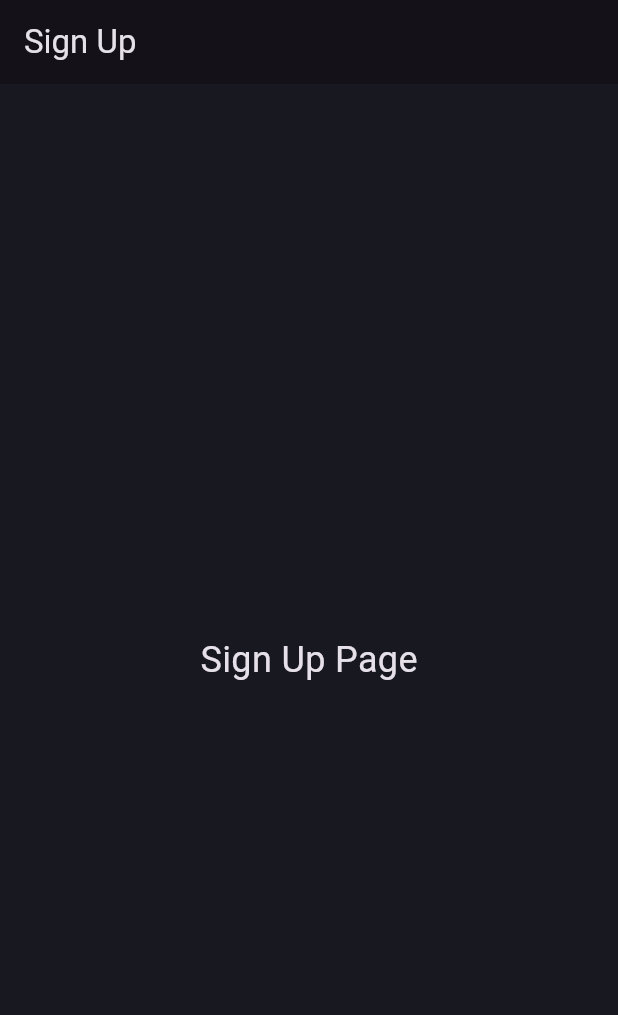
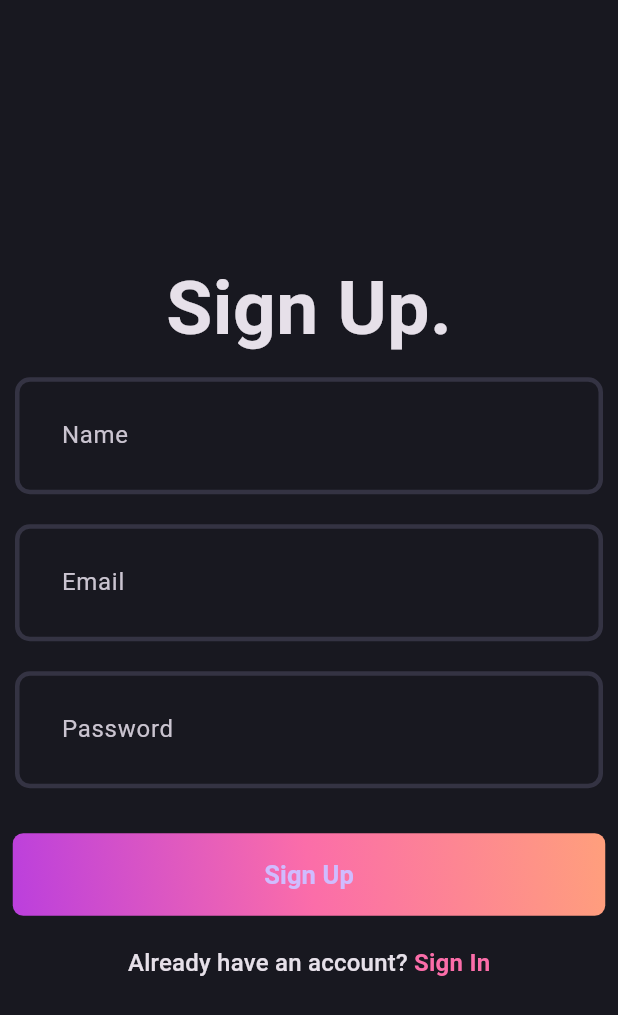
Before and after one commit to seven1106/Flutter-BLoC-TDD-Clean-Architecture, a Flutter app: the screen it shows after launch, on a phone screen of 412 x 824 dp. Shown: the top 1015 px of the screen. Run offline on Flutter 3.47's test engine with Material 3 defaults, Android fonts, the phone set to English and light mode, and no system bars.

Commit message:
Signup Page U

```diff
--- a/lib/core/theme/theme.dart
+++ b/lib/core/theme/theme.dart
@@ -2,8 +2,30 @@ import 'package:flutter/material.dart';
 import 'package:flutter_supabase_forums/core/theme/app_palette.dart';
 
 class AppTheme {
-  static final lightTheme = ThemeData.light();
-  static final darkTheme = ThemeData.dark().copyWith(
+  static _border([Color color = AppPalette.borderColor]) => OutlineInputBorder(
+    borderSide: BorderSide(
+      color: color,
+      width: 3,
+    ),
+    borderRadius: BorderRadius.circular(10),
+  );
+  static final darkThemeMode = ThemeData.dark().copyWith(
     scaffoldBackgroundColor: AppPalette.backgroundColor,
+    appBarTheme: const AppBarTheme(
+      backgroundColor: AppPalette.backgroundColor,
+    ),
+    chipTheme: const ChipThemeData(
+      color: MaterialStatePropertyAll(
+        AppPalette.backgroundColor,
+      ),
+      side: BorderSide.none,
+    ),
+    inputDecorationTheme: InputDecorationTheme(
+      contentPadding: const EdgeInsets.all(27),
+      border: _border(),
+      enabledBorder: _border(),
+      focusedBorder: _border(AppPalette.gradient2),
+      errorBorder: _border(AppPalette.errorColor),
+    ),
   );
 }
--- a/lib/features/auth/presentation/pages/sign_up_page.dart
+++ b/lib/features/auth/presentation/pages/sign_up_page.dart
@@ -1,4 +1,8 @@
 import 'package:flutter/material.dart';
+import 'package:flutter_supabase_forums/features/auth/presentation/widgets/auth_field.dart';
+
+import '../../../../core/theme/app_palette.dart';
+import '../widgets/auth_gradient_btn.dart';
 
 class SignUpPage extends StatefulWidget {
   const SignUpPage({Key? key}) : super(key: key);
@@ -8,18 +12,89 @@ class SignUpPage extends StatefulWidget {
 }
 
 class _SignUpPageState extends State<SignUpPage> {
+  final emailController = TextEditingController();
+  final passwordController = TextEditingController();
+  final nameController = TextEditingController();
+  final formKey = GlobalKey<FormState>();
+
+  @override
+  void dispose() {
+    emailController.dispose();
+    passwordController.dispose();
+    nameController.dispose();
+    super.dispose();
+  }
+
   @override
   Widget build(BuildContext context) {
     return Scaffold(
-      appBar: AppBar(
-        title: const Text('Sign Up'),
-      ),
-      body: const Center(
-        child: Text(
-          'Sign Up Page',
-          style: TextStyle(fontSize: 24),
+      body: Column(mainAxisAlignment: MainAxisAlignment.center, children: [
+        const Text(
+          'Sign Up.',
+          style: TextStyle(fontSize: 50, fontWeight: FontWeight.bold),
         ),
-      ),
+        Padding(
+          padding: const EdgeInsets.all(10),
+          child: Form(
+            key: formKey,
+            child: Column(
+              children: [
+                AuthField(
+                  hintText: 'Name',
+                  controller: nameController,
+                ),
+                const SizedBox(height: 20),
+                AuthField(
+                  hintText: 'Email',
+                  controller: emailController,
+                ),
+                const SizedBox(height: 20),
+                AuthField(
+                  hintText: 'Password',
+                  controller: passwordController,
+                  isObscureText: true,
+                ),
+              ],
+            ),
+          ),
+        ),
+        const SizedBox(height: 20),
+        AuthGradientBtn(
+          buttonText: 'Sign Up',
+          onPressed: () {
+            if (formKey.currentState!.validate()) {
+              // context.read<AuthBloc>().add(
+              //   AuthSignUp(
+              //     email: emailController.text.trim(),
+              //     password: passwordController.text.trim(),
+              //     name: nameController.text.trim(),
+              //   ),
+              // );
+            }
+          },
+        ),
+        const SizedBox(height: 20),
+        GestureDetector(
+          onTap: () {
+            // Navigator.push(context, LoginPage.route());
+          },
+          child: RichText(
+            text: TextSpan(
+              text: 'Already have an account? ',
+              style: Theme.of(context).textTheme.titleMedium,
+              children: [
+                TextSpan(
+                  text: 'Sign In',
+                  style: Theme.of(context).textTheme.titleMedium?.copyWith(
+                        color: AppPalette.gradient2,
+                        fontWeight: FontWeight.bold,
+                      ),
+                ),
+              ],
+            ),
+          ),
+        ),
+      ]),
     );
   }
 }
--- /dev/null
+++ b/lib/features/auth/presentation/widgets/auth_field.dart
@@ -0,0 +1,30 @@
+import 'package:flutter/material.dart';
+
+class AuthField extends StatelessWidget {
+  final String hintText;
+  final TextEditingController controller;
+  final bool isObscureText;
+  const AuthField({
+    super.key,
+    required this.hintText,
+    required this.controller,
+    this.isObscureText = false,
+  });
+
+  @override
+  Widget build(BuildContext context) {
+    return TextFormField(
+      controller: controller,
+      decoration: InputDecoration(
+        hintText: hintText,
+      ),
+      validator: (value) {
+        if (value!.isEmpty) {
+          return "$hintText is missing!";
+        }
+        return null;
+      },
+      obscureText: isObscureText,
+    );
+  }
+}
--- /dev/null
+++ b/lib/features/auth/presentation/widgets/auth_gradient_btn.dart
@@ -0,0 +1,46 @@
+import 'package:flutter/material.dart';
+
+import '../../../../core/theme/app_palette.dart';
+
+class AuthGradientBtn extends StatelessWidget {
+  final String buttonText;
+  final VoidCallback onPressed;
+  const AuthGradientBtn({
+    super.key,
+    required this.buttonText,
+    required this.onPressed,
+  });
+
+  @override
+  Widget build(BuildContext context) {
+    return Container(
+      decoration: BoxDecoration(
+        gradient: const LinearGradient(
+          colors: [
+            AppPalette.gradient1,
+            AppPalette.gradient2,
+            AppPalette.gradient3,
+          ],
+          begin: Alignment.bottomLeft,
+          end: Alignment.topRight,
+        ),
+        borderRadius: BorderRadius.circular(7),
+      ),
+      child: ElevatedButton(
+        onPressed: onPressed,
+        style: ElevatedButton.styleFrom(
+          fixedSize: const Size(395, 55),
+          backgroundColor: AppPalette.transparentColor,
+          shadowColor: AppPalette.transparentColor,
+        ),
+        child: Text(
+          buttonText,
+          style: const TextStyle(
+            fontSize: 17,
+            fontWeight: FontWeight.w600,
+          ),
+        ),
+      ),
+    );
+  }
+}
--- a/lib/main.dart
+++ b/lib/main.dart
@@ -9,14 +9,12 @@ void main() {
 
 class MyApp extends StatelessWidget {
   const MyApp({super.key});
-
-  // This widget is the root of your application.
   @override
   Widget build(BuildContext context) {
     return MaterialApp(
-      title: 'FSCA',
+      title: 'TDD Clean Architecture',
       debugShowCheckedModeBanner: false,
-      theme: AppTheme.darkTheme,
+      theme: AppTheme.darkThemeMode,
       home: const SignUpPage(),
     );
   }
```
Also changed, not shown: lib/generated/assets.dart.
